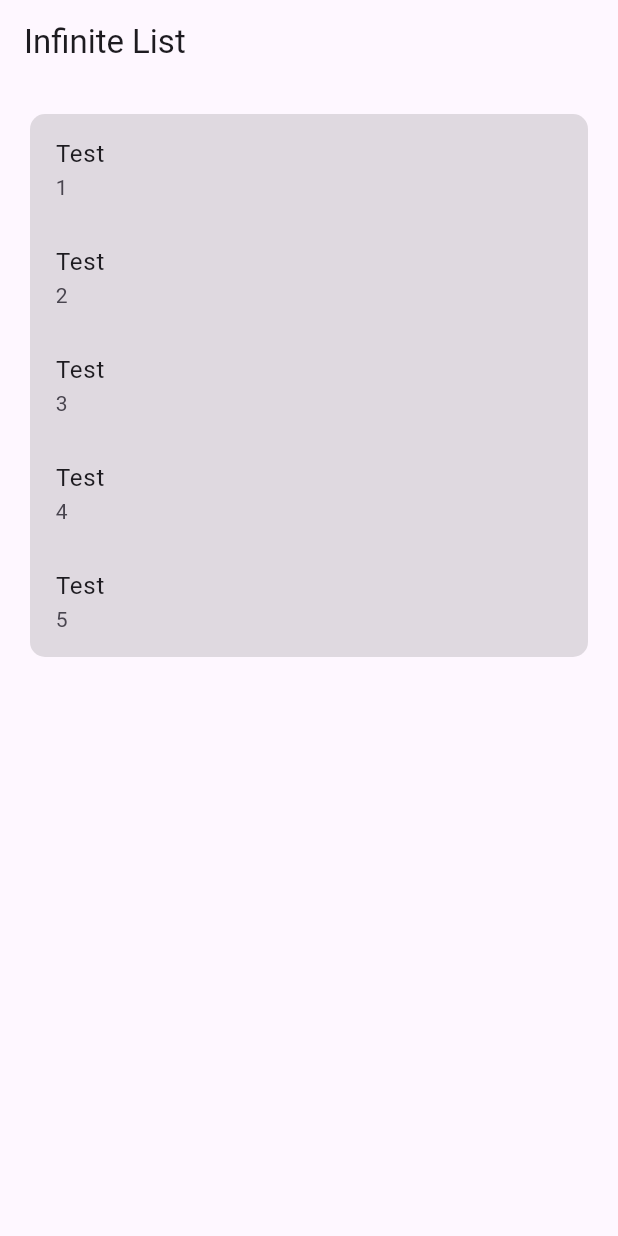
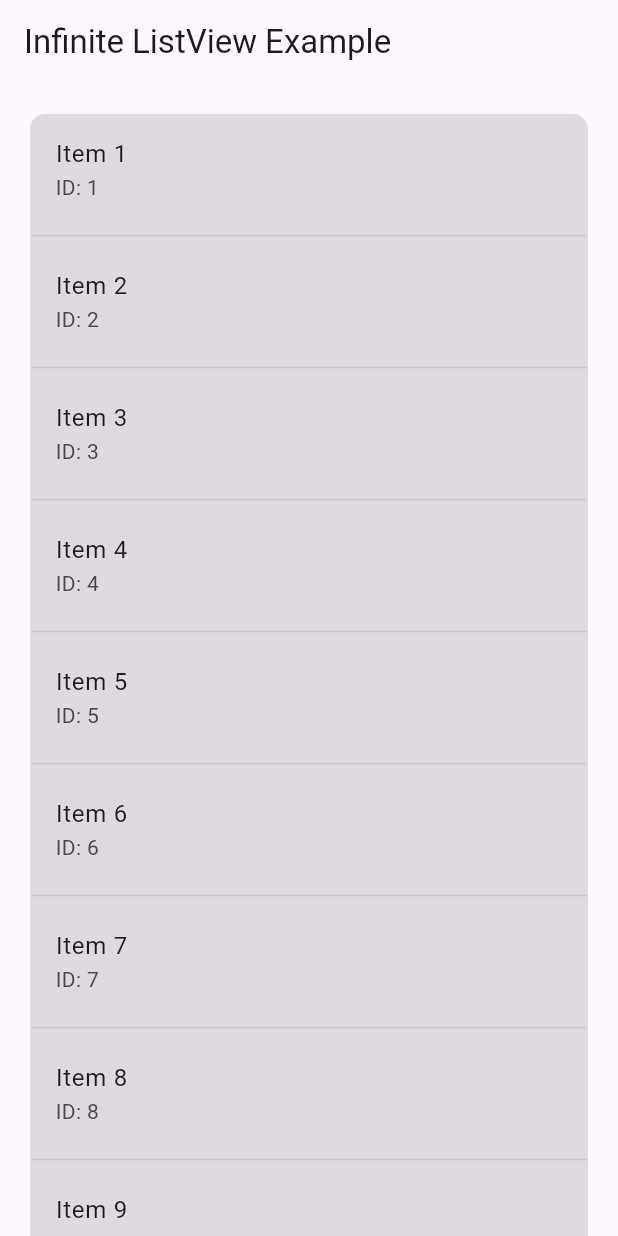
Before and after one commit to FrenkyDema/bloc_infinity_list, a Flutter app: the screen it shows after launch, on a phone screen of 412 x 824 dp. Run offline on Flutter 3.47's test engine with Material 3 defaults, Android fonts, the phone set to English and light mode, and no system bars; our stand-ins replace equatable, flutter_bloc, plugin_platform_interface.

Commit message:
Add custom divider
Refactoring
Version update V0.0.5

```diff
--- a/example/lib/main.dart
+++ b/example/lib/main.dart
@@ -21,13 +21,12 @@ class MyCustomBloc extends InfiniteListBloc<ListItem> {
     try {
       await Future.delayed(Durations.long1);
 
-      return [
-        ListItem(name: "Test"),
-        ListItem(name: "Test"),
-        ListItem(name: "Test"),
-        ListItem(name: "Test"),
-        ListItem(name: "Test"),
-      ];
+      if (offset >= 100) {
+        return [];
+      }
+
+      return List.generate(
+          limit, (index) => ListItem(name: 'Item ${offset + index + 1}'));
     } on Exception {
       rethrow;
     }
@@ -49,11 +48,17 @@ class _MyAppState extends State<MyApp> {
   final MyCustomBloc bloc = MyCustomBloc();
 
   @override
+  void dispose() {
+    bloc.close();
+    super.dispose();
+  }
+
+  @override
   Widget build(BuildContext context) {
     return MaterialApp(
       home: Scaffold(
         appBar: AppBar(
-          title: const Text('Infinite List'),
+          title: const Text('Infinite ListView Example'),
         ),
         body: BlocProvider.value(
           value: bloc,
@@ -61,18 +66,14 @@ class _MyAppState extends State<MyApp> {
             bloc: bloc,
             color: Colors.black12,
             borderRadius: BorderRadius.circular(10),
-            padding: const EdgeInsets.only(
-              top: 20,
-              bottom: 20 * 3,
-              left: 20,
-              right: 20,
-            ),
+            padding: const EdgeInsets.fromLTRB(20, 20, 20, 60),
             itemBuilder: (context, item) {
               return ListTile(
                 title: Text(item.name),
-                subtitle: Text(item.id.toString()),
+                subtitle: Text('ID: ${item.id}'),
               );
             },
+            dividerWidget: const Divider(),
             loadingWidget: (context) => Container(
               alignment: Alignment.center,
               padding: const EdgeInsets.all(20),
@@ -83,8 +84,15 @@ class _MyAppState extends State<MyApp> {
                 ),
               ),
             ),
-            errorWidget: (context, error) => Center(child: Text(error)),
-            emptyWidget: (context) => const Center(child: Text('No items')),
+            errorWidget: (context, error) => Center(
+              child: Text(
+                'Error: $error',
+                style: const TextStyle(color: Colors.red),
+              ),
+            ),
+            emptyWidget: (context) => const Center(
+              child: Text('No items available'),
+            ),
           ),
         ),
       ),
--- a/lib/bloc_infinity_list.dart
+++ b/lib/bloc_infinity_list.dart
@@ -7,17 +7,40 @@ import 'infinite_list_bloc/infinite_list_bloc.dart';
 
 /// A widget that displays a scrollable list of items using a [InfiniteListBloc].
 class InfiniteListView<T> extends StatefulWidget {
+  /// The BLoC responsible for fetching and managing the list items.
   final InfiniteListBloc<T> bloc;
+
+  /// A function that builds the widget for each item in the list.
   final Widget Function(BuildContext context, T item) itemBuilder;
+
+  /// A widget to display while the list is loading.
   final Widget Function(BuildContext context)? loadingWidget;
+
+  /// A widget to display when an error occurs.
   final Widget Function(BuildContext context, String error)? errorWidget;
+
+  /// A widget to display when there are no items in the list.
   final Widget Function(BuildContext context)? emptyWidget;
+
+  /// A widget to display between the items in the list.
+  final Widget? dividerWidget;
+
+  /// The padding for the list view.
   final EdgeInsetsGeometry? padding;
+
+  /// The background color of the list view.
   final Color? color;
 
+  /// The border radius of the list view.
   final BorderRadiusGeometry? borderRadius;
+
+  /// The border color of the list view.
   final Color borderColor;
+
+  /// The border width of the list view.
   final double borderWidth;
+
+  /// The box shadow for the list view.
   final List<BoxShadow>? boxShadow;
 
   /// Constructs an [InfiniteListView] widget.
@@ -28,6 +51,7 @@ class InfiniteListView<T> extends StatefulWidget {
     this.loadingWidget,
     this.errorWidget,
     this.emptyWidget,
+    this.dividerWidget,
     this.padding,
     this.color,
     this.borderRadius,
@@ -135,15 +159,21 @@ class _InfiniteListViewState<T> extends State<InfiniteListView<T>> {
                 ),
                 child: Column(
                   children: List.generate(
-                    state is NoMoreItemsState<T>
+                    state is LoadedState<T>
                         ? state.state.items.length
                         : state.state.items.length + 1,
                     (index) {
                       if (index >= state.state.items.length) {
                         return _bottomIndicator(context, state);
                       }
-                      return widget.itemBuilder(
-                          context, state.state.items[index]);
+                      return Column(
+                        children: [
+                          widget.itemBuilder(context, state.state.items[index]),
+                          index + 1 < state.state.items.length
+                              ? widget.dividerWidget ?? const SizedBox.shrink()
+                              : const SizedBox.shrink(),
+                        ],
+                      );
                     },
                   ),
                 ),
--- a/pubspec.yaml
+++ b/pubspec.yaml
@@ -1,6 +1,6 @@
 name: bloc_infinity_list
 description: "Infinite scrolling ListView with BLoC integration for Flutter applications."
-version: 0.0.4
+version: 0.0.5
 homepage: "https://github.com/FrenkyDema/bloc_infinity_list"
 
 environment:
```
Also changed, not shown: example/pubspec.lock, 2 other files.
